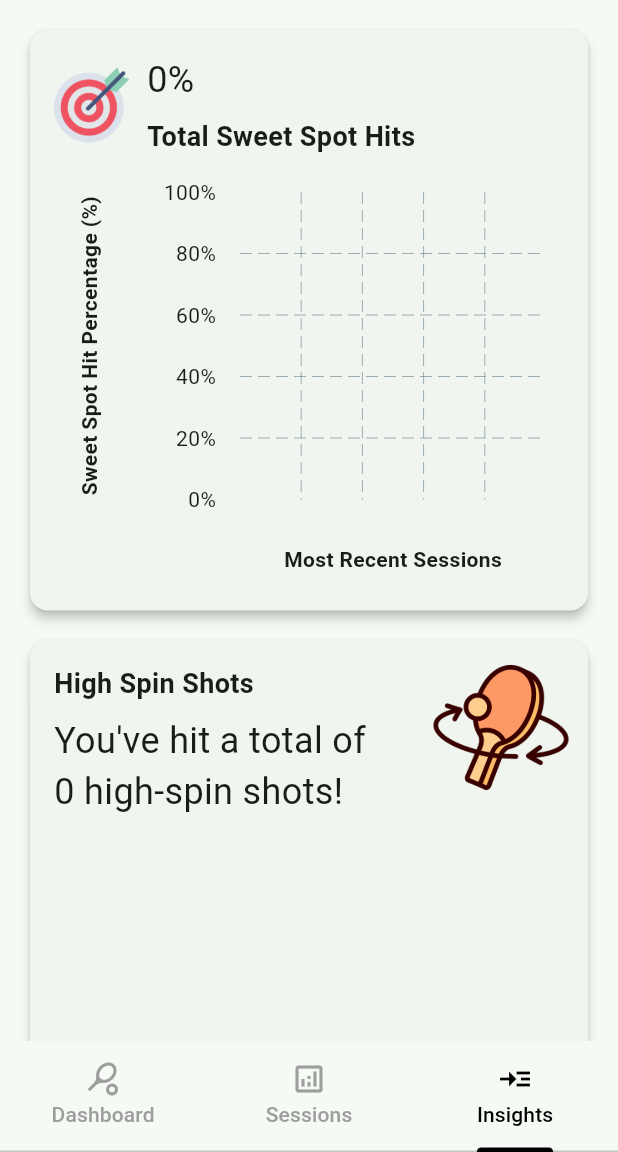
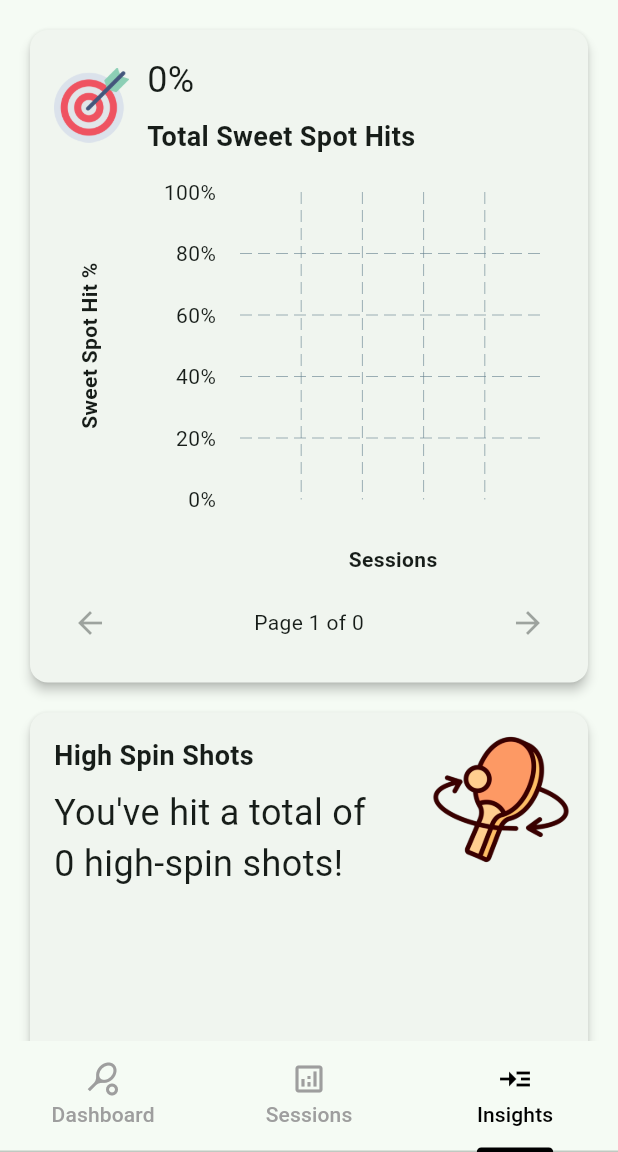
Before and after one commit to Pickletronics/Pickletronics, a Flutter app: the screen it shows after launch, item 3 of the bottom bar chosen, on a phone screen of 412 x 824 dp, the part 84-1236 px from its top. Run offline on Flutter 3.47's test engine with Material 3 defaults, Android fonts, the light colour scheme and no system bars; drawn by our look-alikes of fl_chart; our stand-ins replace flutter_blue_plus, logger, permission_handler; missing offline and left inert: tflite_flutter.

Commit message:
user interaction for sweet spot hits
Signed-off-by: osakellarides <olivia@depotanalytics.co>

```diff
--- a/pickletronics/lib/insightsTab/insights_tab.dart
+++ b/pickletronics/lib/insightsTab/insights_tab.dart
@@ -12,6 +12,7 @@ class InsightsTab extends StatefulWidget {
 class _InsightsTabState extends State<InsightsTab> {
   List<Session> allSessions = [];
   int _currentSessionIndex = 0;
+  int _sweetSpotPageIndex = 0;
 
   @override
   void initState() {
@@ -154,7 +155,6 @@ Widget _buildGoodHitCardWithBarChart(double overallPercentage) {
       child: Column(
         crossAxisAlignment: CrossAxisAlignment.stretch,
         children: [
-          // Top section: Good Hit % info
           Row(
             children: [
               Image.asset("assets/bullseye_icon.png", width: 50, height: 50),
@@ -166,14 +166,12 @@ Widget _buildGoodHitCardWithBarChart(double overallPercentage) {
                       style: const TextStyle(fontSize: 24)),
                   const SizedBox(height: 8),
                   const Text("Total Sweet Spot Hits",
-                      style:
-                          TextStyle(fontSize: 18, fontWeight: FontWeight.bold)),
+                      style: TextStyle(fontSize: 18, fontWeight: FontWeight.bold)),
                 ],
               ),
             ],
           ),
           const SizedBox(height: 12),
-          // Bottom section: Bar Chart showing last 5 sessions
           _buildLastSessionsBarChartContent(),
         ],
       ),
@@ -182,18 +180,21 @@ Widget _buildGoodHitCardWithBarChart(double overallPercentage) {
 }
 
 Widget _buildLastSessionsBarChartContent() {
-  // Determine how many sessions to display (up to 5)
-  final int count = allSessions.length >= 5 ? 5 : allSessions.length;
-  // Sort sessions by timestamp (oldest first)
+  const int pageSize = 5;
+  // Sort sessions with most recent first.
   List<Session> sortedSessions = List.from(allSessions)
-    ..sort((a, b) => a.timestamp!.compareTo(b.timestamp!));
-  final List<Session> lastSessions =
-      sortedSessions.sublist(sortedSessions.length - count);
+    ..sort((a, b) => b.timestamp!.compareTo(a.timestamp!));
+  final int totalPages = (sortedSessions.length + pageSize - 1) ~/ pageSize;
+  final int startIndex = _sweetSpotPageIndex * pageSize;
+  final int endIndex = (startIndex + pageSize) > sortedSessions.length
+      ? sortedSessions.length
+      : startIndex + pageSize;
+  final List<Session> pageSessions = sortedSessions.sublist(startIndex, endIndex);
 
-  // Create a BarChartGroupData for each session
+  // Build the bar chart groups from the sessions on this page.
   List<BarChartGroupData> barGroups = [];
-  for (int i = 0; i < lastSessions.length; i++) {
-    final session = lastSessions[i];
+  for (int i = 0; i < pageSessions.length; i++) {
+    final session = pageSessions[i];
     int total = session.impacts.length;
     int sweet = session.impacts.where((impact) => impact.isSweetSpot).length;
     double perc = total > 0 ? sweet / total * 100 : 0;
@@ -212,7 +213,9 @@ Widget _buildLastSessionsBarChartContent() {
     );
   }
 
-  return SizedBox(
+  return Column(
+    children: [
+      SizedBox(
         height: 275,
         child: Padding(
           padding: const EdgeInsets.only(left: 4.0, top: 12.0, right: 12.0, bottom: 12.0),
@@ -227,14 +230,15 @@ Widget _buildLastSessionsBarChartContent() {
                 rightTitles: AxisTitles(sideTitles: SideTitles(showTitles: false)),
                 bottomTitles: AxisTitles(
                   axisNameWidget: const Text(
-                "Most Recent Sessions",
+                    "Sessions",
                     style: TextStyle(fontWeight: FontWeight.bold),
                   ),
                   sideTitles: SideTitles(
                     showTitles: true,
                     reservedSize: 30,
                     getTitlesWidget: (double value, TitleMeta meta) {
-                  return Text('S${value.toInt() + 1}');
+                      final int globalIndex = startIndex + value.toInt();
+                      return Text('S${globalIndex + 1}');
                     },
                   ),
                 ),
@@ -243,7 +247,7 @@ Widget _buildLastSessionsBarChartContent() {
                   axisNameWidget: Padding(
                     padding: const EdgeInsets.only(bottom: 1.0),
                     child: const Text(
-                  "Sweet Spot Hit Percentage (%)",
+                      "Sweet Spot Hit %",
                       style: TextStyle(fontWeight: FontWeight.bold),
                     ),
                   ),
@@ -266,6 +270,34 @@ Widget _buildLastSessionsBarChartContent() {
             ),
           ),
         ),
+      ),
+      Row(
+        mainAxisAlignment: MainAxisAlignment.spaceBetween,
+        children: [
+          IconButton(
+            icon: const Icon(Icons.arrow_back),
+            onPressed: _sweetSpotPageIndex > 0
+                ? () {
+                    setState(() {
+                      _sweetSpotPageIndex--;
+                    });
+                  }
+                : null,
+          ),
+          Text('Page ${_sweetSpotPageIndex + 1} of $totalPages'),
+          IconButton(
+            icon: const Icon(Icons.arrow_forward),
+            onPressed: _sweetSpotPageIndex < totalPages - 1
+                ? () {
+                    setState(() {
+                      _sweetSpotPageIndex++;
+                    });
+                  }
+                : null,
+          ),
+        ],
+      ),
+    ],
   );
 }
 
```
Lines whose indentation alone changed are shown as unchanged.
